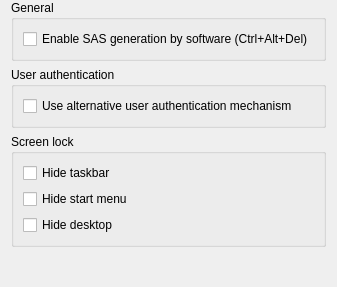
veyon/veyon, file plugins/platform/windows/WindowsPlatformConfigurationPage.ui: the form before one commit.
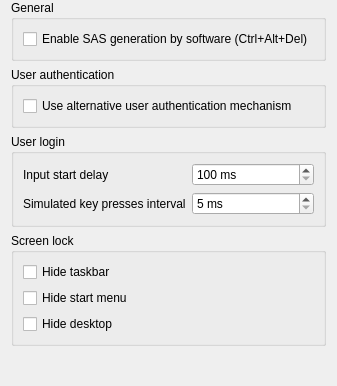
The form after the commit. Icons and pictures are not drawn.

Commit message: WindowsPlatformConfiguration: add logon settings

```diff
--- a/plugins/platform/windows/WindowsPlatformConfigurationPage.ui
+++ b/plugins/platform/windows/WindowsPlatformConfigurationPage.ui
@@ -48,6 +48,61 @@
      </layout>
     </widget>
    </item>
+   <item>
+    <widget class="QGroupBox" name="groupBox_4">
+     <property name="title">
+      <string>User login</string>
+     </property>
+     <layout class="QGridLayout" name="gridLayout">
+      <item row="1" column="1">
+       <widget class="QSpinBox" name="logonKeyPressInterval">
+        <property name="suffix">
+         <string notr="true"> ms</string>
+        </property>
+        <property name="minimum">
+         <number>5</number>
+        </property>
+        <property name="maximum">
+         <number>100</number>
+        </property>
+        <property name="singleStep">
+         <number>5</number>
+        </property>
+       </widget>
+      </item>
+      <item row="0" column="1">
+       <widget class="QSpinBox" name="logonInputStartDelay">
+        <property name="suffix">
+         <string notr="true"> ms</string>
+        </property>
+        <property name="minimum">
+         <number>100</number>
+        </property>
+        <property name="maximum">
+         <number>5000</number>
+        </property>
+        <property name="singleStep">
+         <number>100</number>
+        </property>
+       </widget>
+      </item>
+      <item row="0" column="0">
+       <widget class="QLabel" name="label">
+        <property name="text">
+         <string>Input start delay</string>
+        </property>
+       </widget>
+      </item>
+      <item row="1" column="0">
+       <widget class="QLabel" name="label_2">
+        <property name="text">
+         <string>Simulated key presses interval</string>
+        </property>
+       </widget>
+      </item>
+     </layout>
+    </widget>
+   </item>
    <item>
     <widget class="QGroupBox" name="groupBox">
      <property name="title">
```
Left out of the diff: 2 changed lines with no effect on the pictures. The commit also changes 1 other file.
